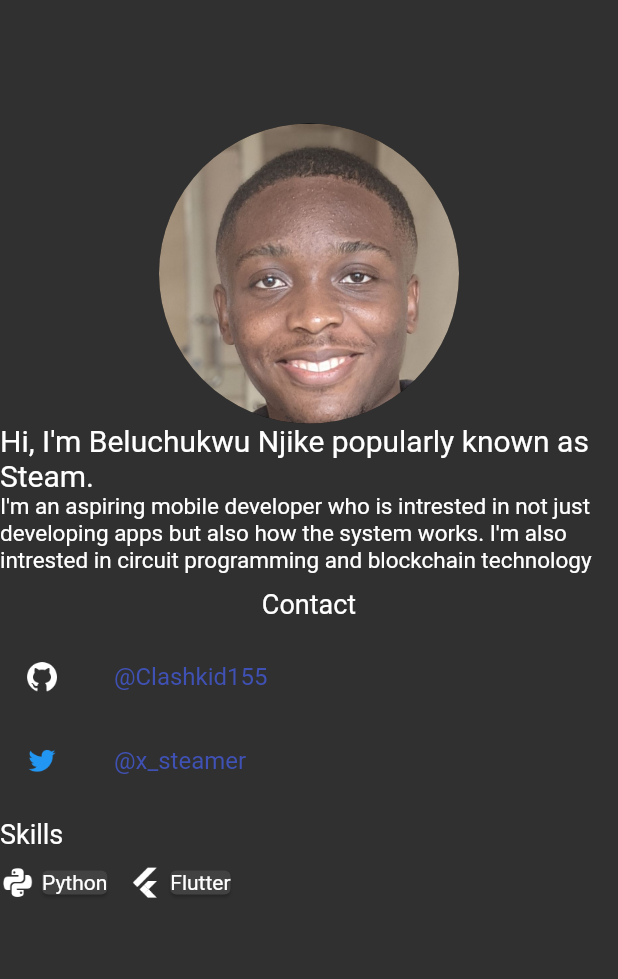
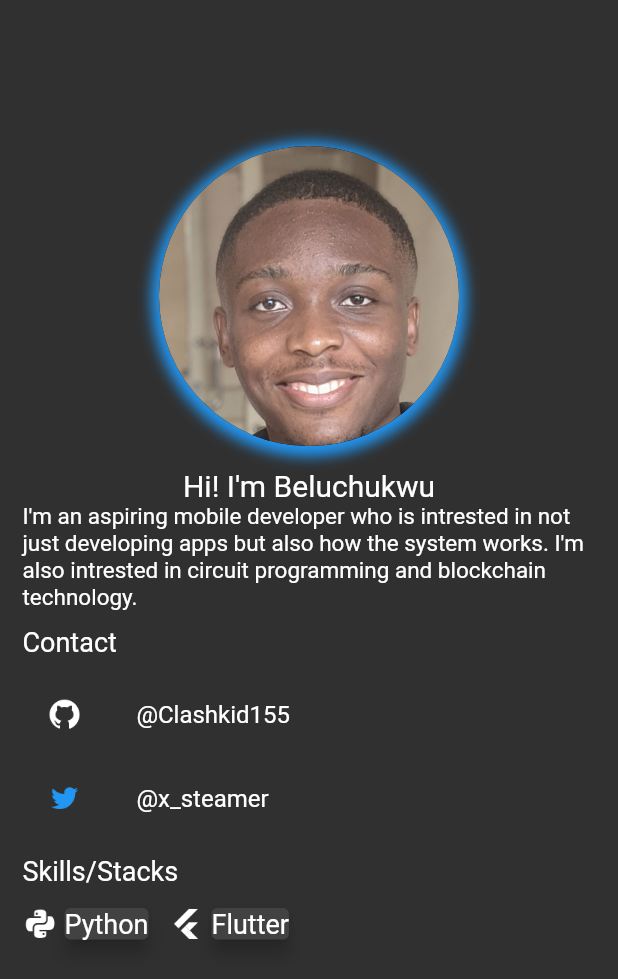
Before and after one commit to Clashkid155/portty, a Flutter app: the screen it shows after launch, on a phone screen of 412 x 824 dp. Shown: the top 979 px of the screen. Run offline on Flutter 3.47's test engine with Material 2 defaults, Android fonts, the light colour scheme and no system bars.

Commit message:
Few update

```diff
--- a/lib/main.dart
+++ b/lib/main.dart
@@ -28,41 +28,109 @@ class _PorttyState extends State<Portty> {
   final String twit = 'image/tw.png';
   final String py = 'image/py.png';
   final String flut = 'image/flut.png';
+  bool check = false;
+  bool _visible = true;
+
+  @override
+  void initState() {
+    super.initState();
+    Future.delayed(const Duration(seconds: 5), () {
+      setState(() {
+        _visible = false;
+      });
+    });
+  }
+
   @override
   Widget build(BuildContext context) {
+    Color random() {
+      var x = [
+        Colors.red,
+        Colors.blue,
+        Colors.green,
+        Colors.orange,
+        Colors.yellow,
+        Colors.purple,
+      ];
+      int i = 0;
+      do {
+        if (i == 5) {
+          i = 0;
+        }
+
+        i++;
+        print(i);
+        Future.delayed(const Duration(seconds: 5), () {
+          setState(() {});
+        });
+        return x[i];
+      } while (true);
+
+      //return x[5];
+    }
+
     Size mid = MediaQuery.of(context).size;
     return SafeArea(
       child: Scaffold(
-          body: Column(
+          body: Container(
+        padding: EdgeInsets.all(15),
+        child: Column(
           children: [
             SizedBox(
               height: mid.height * 0.1,
             ),
-          Center(
+            Stack(children: [
+              GestureDetector(
+                child: Center(
+                  child: Container(
+                    decoration:
+                        BoxDecoration(shape: BoxShape.circle, boxShadow: [
+                      BoxShadow(
+                        color: random(),
+                        spreadRadius: 5,
+                        blurRadius: 7,
+                        offset: Offset(0, 2),
+                      )
+                    ]),
                     child: CircleAvatar(
-              backgroundImage: AssetImage(steam),
+                      backgroundImage: AssetImage(check ? bitm : steam),
                       radius: 100,
                     ),
                   ),
+                ),
+                onTap: () {
+                  setState(() => !check ? check = true : check = false);
+                },
+              ),
+              Visibility(
+                visible: _visible,
+                child: AnimatedPositioned(
+                  curve: Curves.easeInOut,
+                  duration: Duration(seconds: 4),
+                  top: mid.width * 0.35, //168,
+                  right: mid.width * 0.07,
+                  child: Text('Tap image to change'),
+                ),
+              ),
+            ]),
+            SizedBox(
+              height: 15,
+            ),
             Text(
-            'Hi, I\'m Beluchukwu Njike popularly known as Steam.',
+              'Hi! I\'m Beluchukwu',
               style: TextStyle(fontSize: 20),
             ),
-          Row(
-            children: [
             Flexible(
               child: Text(
-                  'I\'m an aspiring mobile developer who is intrested in not just developing apps but also how the system works. I\'m also intrested in circuit programming and blockchain technology',
+                'I\'m an aspiring mobile developer who is intrested in not just developing apps but also how the system works. I\'m also intrested in circuit programming and blockchain technology.',
                 style: TextStyle(fontSize: 15),
               ),
-              ),
-            ],
             ),
             SizedBox(
               height: 10,
             ),
             Align(
-            //alignment: Alignment.centerLeft,
+              alignment: Alignment.centerLeft,
               child: Text(
                 'Contact',
                 style: TextStyle(fontSize: 18),
@@ -79,7 +147,7 @@ class _PorttyState extends State<Portty> {
               ),
               title: SelectableText(
                 ' @Clashkid155',
-              style: TextStyle(color: Colors.indigo),
+                // style: TextStyle(color: Colors.indigo),
               ),
             ),
             ListTile(
@@ -90,7 +158,7 @@ class _PorttyState extends State<Portty> {
               ),
               title: SelectableText(
                 ' @x_steamer',
-              style: TextStyle(color: Colors.indigo),
+                //style: TextStyle(color: Colors.indigo),
               ),
             ),
             SizedBox(
@@ -99,7 +167,7 @@ class _PorttyState extends State<Portty> {
             Align(
                 alignment: Alignment.centerLeft,
                 child: Text(
-                'Skills',
+                  'Skills/Stacks',
                   style: TextStyle(fontSize: 18),
                 )),
             SizedBox(
@@ -110,7 +178,12 @@ class _PorttyState extends State<Portty> {
                 ImageIcon(
                   AssetImage(py),
                 ),
-              Card(child: Text('Python')),
+                Card(
+                    elevation: 5,
+                    child: Text(
+                      'Python',
+                      style: TextStyle(fontSize: 18),
+                    )),
                 SizedBox(
                   width: 10,
                 ),
@@ -118,7 +191,12 @@ class _PorttyState extends State<Portty> {
                   AssetImage(flut),
                   //color: Colors.red,
                 ),
-              Card(child: Text('Flutter')),
+                Card(
+                    elevation: 5,
+                    child: Text(
+                      'Flutter',
+                      style: TextStyle(fontSize: 18),
+                    )),
                 SizedBox(
                   width: 5,
                 ),
@@ -126,6 +204,7 @@ class _PorttyState extends State<Portty> {
               ],
             )
           ],
+        ),
       )),
     );
   }
```
Lines whose indentation alone changed are shown as unchanged.
